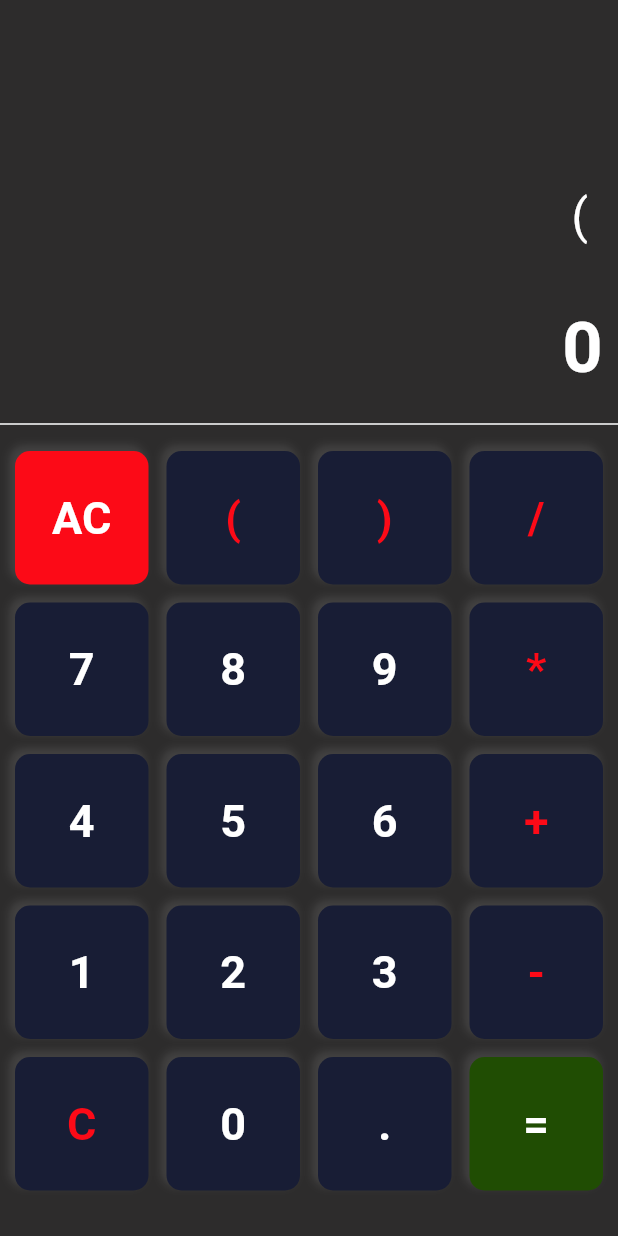
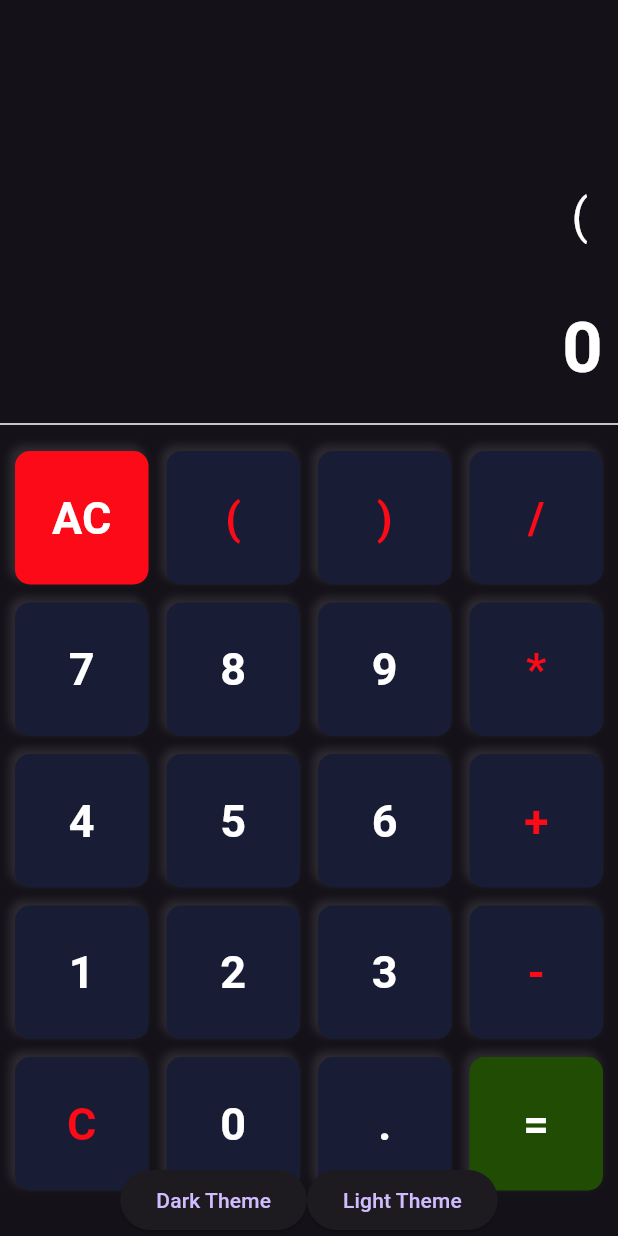
Before and after one commit to andres2303/calcu1, a Flutter app: the screen it shows after launch, after a tap on an icon or button, on a phone screen of 412 x 824 dp. Run offline on Flutter 3.47's test engine with Material 3 defaults, Android fonts, the phone set to English and light mode, and no system bars; our stand-ins replace math_expressions.

Commit message:
first commit

```diff
--- a/lib/calculator.dart
+++ b/lib/calculator.dart
@@ -1,5 +1,18 @@
 import 'package:flutter/material.dart';
 import 'package:math_expressions/math_expressions.dart';
+
+void main() {
+  runApp(CalculatorApp());
+}
+
+class CalculatorApp extends StatelessWidget {
+  @override
+  Widget build(BuildContext context) {
+    return MaterialApp(
+      home: Calculator(),
+    );
+  }
+}
 
 class Calculator extends StatefulWidget {
   @override
@@ -7,36 +20,21 @@ class Calculator extends StatefulWidget {
 }
 
 class _CalculatorState extends State<Calculator> {
+  bool isDarkTheme = true; // Variable para controlar el tema
   String userInput = "";
   String result = "0";
 
   List<String> buttonlist = [
-    'AC',
-    '(',
-    ')',
-    '/',
-    '7',
-    '8',
-    '9',
-    '*',
-    '4',
-    '5',
-    '6',
-    '+',
-    '1',
-    '2',
-    '3',
-    '-',
-    'C',
-    '0',
-    '.',
-    '=',
+    'AC', '(', ')', '/', '7', '8', '9', '*', '4', '5', '6', '+', '1', '2', '3', '-', 'C', '0', '.', '=',
   ];
 
   @override
   Widget build(BuildContext context) {
-    return Scaffold(
-      backgroundColor: Color.fromARGB(234, 26, 25, 25),
+    final theme = isDarkTheme ? ThemeData.dark() : ThemeData.light();
+
+    return MaterialApp(
+      theme: theme,
+      home: Scaffold(
         body: Column(
           children: [
             SizedBox(
@@ -44,34 +42,26 @@ class _CalculatorState extends State<Calculator> {
               child: Column(
                 mainAxisAlignment: MainAxisAlignment.end,
                 children: [
-
                   Container(
                     padding: EdgeInsets.all(20),
                     alignment: Alignment.centerRight,
                     child: Text(
                       userInput,
-                    style: TextStyle(fontSize: 32,
-                    color: Colors.white),
+                      style: TextStyle(fontSize: 32, color: Colors.white),
                     ),
                   ),
-
                   Container(
                     padding: EdgeInsets.all(10),
                     alignment: Alignment.centerRight,
                     child: Text(
                       result,
-                    style: TextStyle(fontSize: 47,
-                     color: Colors.white,
-                     fontWeight: FontWeight.bold,
+                      style: TextStyle(fontSize: 47, color: Colors.white, fontWeight: FontWeight.bold),
                     ),
                   ),
-                ),
-
                 ],
               ),
             ),
-           Divider(color: Colors.white,),
-
+            Divider(color: Colors.white),
             Expanded(
               child: Container(
                 padding: EdgeInsets.all(10),
@@ -82,20 +72,44 @@ class _CalculatorState extends State<Calculator> {
                     crossAxisSpacing: 12,
                     mainAxisSpacing: 12,
                   ),
-               itemBuilder: (BuildContext context, int index){
-                return CustomButton(buttonlist[index]);
-               }),
-           )),
+                  itemBuilder: (BuildContext context, int index) {
+                    return CustomButton(buttonlist[index], theme);
+                  },
+                ),
+              ),
+            ),
+            Row(
+              mainAxisAlignment: MainAxisAlignment.center,
+              children: [
+                ElevatedButton(
+                  onPressed: () {
+                    setState(() {
+                      isDarkTheme = true;
+                    });
+                  },
+                  child: Text("Dark Theme"),
+                ),
+                ElevatedButton(
+                  onPressed: () {
+                    setState(() {
+                      isDarkTheme = false;
+                    });
+                  },
+                  child: Text("Light Theme"),
+                ),
               ],
+            ),
+          ],
+        ),
       ),
     );
   }
 
-  Widget CustomButton(String text){
+  Widget CustomButton(String text, ThemeData theme) {
     return InkWell(
       splashColor: Colors.black,
-      onTap: (){
-        setState((){
+      onTap: () {
+        setState(() {
           handleButtons(text);
         });
       },
@@ -108,68 +122,72 @@ class _CalculatorState extends State<Calculator> {
               color: Colors.white.withOpacity(0.1),
               blurRadius: 4,
               spreadRadius: 0.5,
-            offset: Offset(-3,-3),
+              offset: Offset(-3, -3),
             )
-        ]
+          ],
         ),
-
         child: Center(
           child: Text(
             text,
             style: TextStyle(
-              color: getColors(text),
+              color: getColors(text, theme),
               fontSize: 30,
-              fontWeight: FontWeight.bold,),
+              fontWeight: FontWeight.bold,
             ),
           ),
-
+        ),
       ),
     );
   }
 
-  getColors(String text){
-    if(text =="/" || text =="*" || text =="+" || text =="-" || text =="C" || text =="(" || text ==")"){
+  getColors(String text, ThemeData theme) {
+  if (theme.brightness == Brightness.light) {
+    return const Color.fromARGB(255, 223, 207, 207);
+  } else {
+    if (text == '/' || text == '*' || text == '+' || text == '-' || text == 'C' || text == '(' || text == ')') {
       return Color.fromARGB(255, 252, 10, 23);
     }
     return Colors.white;
   }
+}
 
-  getBgColor(String text){
-    if(text =="AC"){
+
+  getBgColor(String text) {
+    if (text == "AC") {
       return Color.fromARGB(255, 252, 10, 23);
     }
-    if(text =="="){
+    if (text == "=") {
       return Color.fromARGB(255, 32, 77, 3);
     }
     return Color.fromARGB(255, 24, 29, 53);
   }
 
-  handleButtons(String text){
-    if(text == "AC"){
-       userInput="";
-       result="0";
+  handleButtons(String text) {
+    if (text == "AC") {
+      userInput = "";
+      result = "0";
       return;
     }
-    if(text == "C"){
-      if(userInput.isNotEmpty){
-        userInput = userInput.substring(0, userInput.length -1);
+    if (text == "C") {
+      if (userInput.isNotEmpty) {
+        userInput = userInput.substring(0, userInput.length - 1);
         return;
-      }
-      else{
+      } else {
         return null;
       }
     }
 
-    if(text == "="){
+    if (text == "=") {
       result = calculate();
       userInput = result;
 
-      if(userInput.endsWith(".0")){
-        return userInput= userInput.replaceAll(".0", "0");
+      if (userInput.endsWith(".0")) {
+        userInput = userInput.replaceAll(".0", ".0");
+        return;
       }
 
-      if(result.endsWith(".0")){
-        return result= result.replaceAll(".0", "0");
+      if (result.endsWith(".0")) {
+        result = result.replaceAll(".0", ".0");
         return;
       }
     }
@@ -189,5 +207,4 @@ class _CalculatorState extends State<Calculator> {
       return "Error";
     }
   }
-
 }
```
Lines whose indentation alone changed are shown as unchanged.
